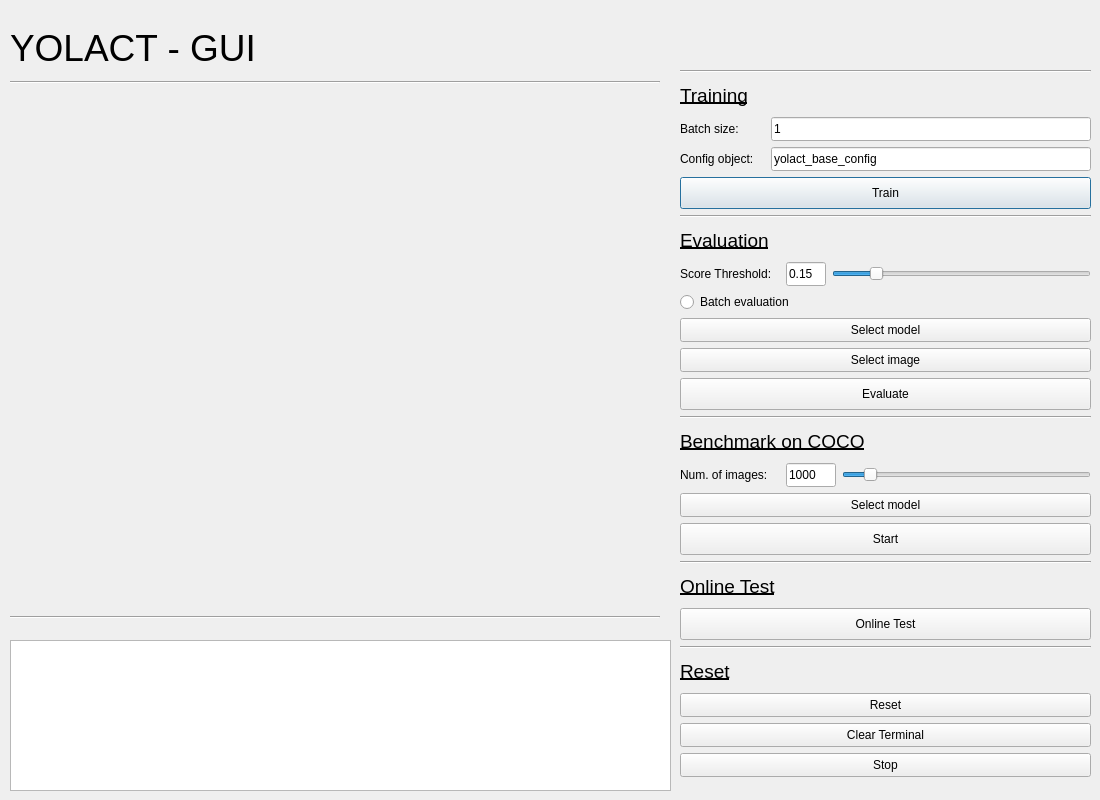
Before: the Qt Designer form gui.ui in jiancong0204/yolact-gui, drawn with Qt 5.
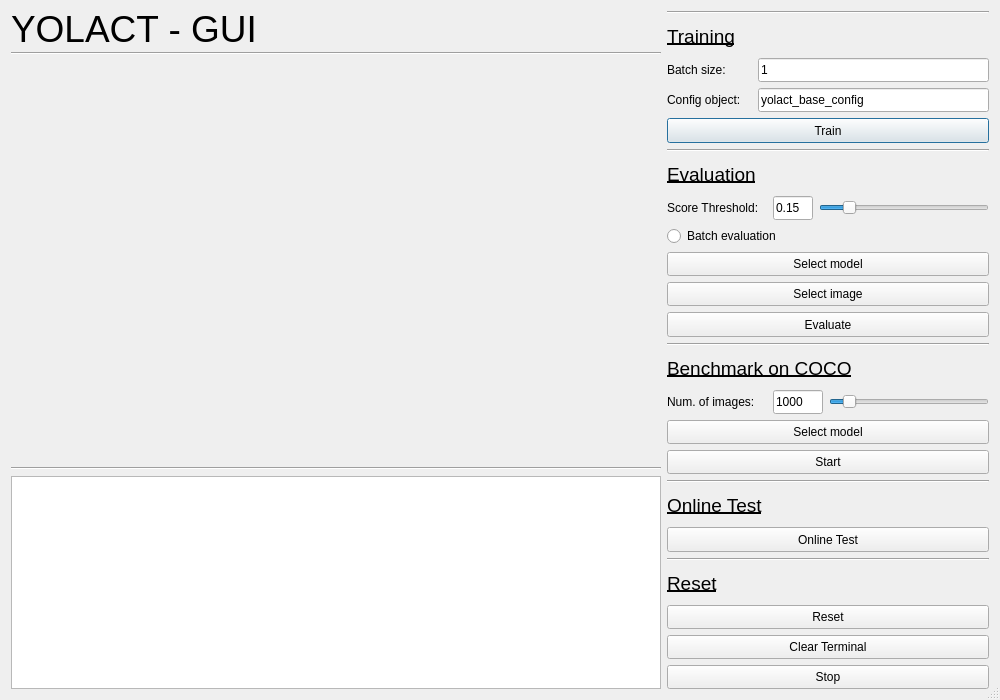
After: the same form once the commit is applied.

Commit message: Add maximize and minimize button

```diff
--- a/gui.ui
+++ b/gui.ui
@@ -6,40 +6,154 @@
    <rect>
     <x>0</x>
     <y>0</y>
-    <width>1100</width>
-    <height>800</height>
+    <width>1000</width>
+    <height>700</height>
    </rect>
   </property>
   <property name="sizePolicy">
-   <sizepolicy hsizetype="Fixed" vsizetype="Fixed">
+   <sizepolicy hsizetype="Expanding" vsizetype="Expanding">
     <horstretch>0</horstretch>
     <verstretch>0</verstretch>
    </sizepolicy>
   </property>
   <property name="minimumSize">
    <size>
-    <width>1100</width>
-    <height>800</height>
+    <width>1000</width>
+    <height>700</height>
    </size>
   </property>
   <property name="maximumSize">
    <size>
-    <width>1100</width>
-    <height>800</height>
+    <width>100000</width>
+    <height>100000</height>
    </size>
   </property>
   <property name="windowTitle">
    <string>Dialog</string>
   </property>
-  <widget class="QWidget" name="verticalLayoutWidget">
-   <property name="geometry">
-    <rect>
-     <x>680</x>
-     <y>70</y>
-     <width>411</width>
-     <height>718</height>
-    </rect>
-   </property>
+  <property name="sizeGripEnabled">
+   <bool>true</bool>
+  </property>
+  <layout class="QGridLayout" name="gridLayout">
+   <property name="sizeConstraint">
+    <enum>QLayout::SetMinAndMaxSize</enum>
+   </property>
+   <item row="0" column="0">
+    <layout class="QGridLayout" name="gridLayout_2">
+     <property name="sizeConstraint">
+      <enum>QLayout::SetMinAndMaxSize</enum>
+     </property>
+     <item row="0" column="0">
+      <layout class="QVBoxLayout" name="verticalLayout_4">
+       <property name="sizeConstraint">
+        <enum>QLayout::SetMaximumSize</enum>
+       </property>
+       <item>
+        <widget class="QLabel" name="window_title">
+         <property name="minimumSize">
+          <size>
+           <width>600</width>
+           <height>35</height>
+          </size>
+         </property>
+         <property name="maximumSize">
+          <size>
+           <width>600</width>
+           <height>35</height>
+          </size>
+         </property>
+         <property name="font">
+          <font>
+           <pointsize>28</pointsize>
+          </font>
+         </property>
+         <property name="text">
+          <string>YOLACT - GUI</string>
+         </property>
+        </widget>
+       </item>
+       <item>
+        <widget class="Line" name="line_5">
+         <property name="minimumSize">
+          <size>
+           <width>650</width>
+           <height>0</height>
+          </size>
+         </property>
+         <property name="maximumSize">
+          <size>
+           <width>2000</width>
+           <height>16777215</height>
+          </size>
+         </property>
+         <property name="orientation">
+          <enum>Qt::Horizontal</enum>
+         </property>
+        </widget>
+       </item>
+       <item>
+        <widget class="QLabel" name="display">
+         <property name="sizePolicy">
+          <sizepolicy hsizetype="Preferred" vsizetype="Expanding">
+           <horstretch>0</horstretch>
+           <verstretch>0</verstretch>
+          </sizepolicy>
+         </property>
+         <property name="minimumSize">
+          <size>
+           <width>600</width>
+           <height>400</height>
+          </size>
+         </property>
+         <property name="maximumSize">
+          <size>
+           <width>2000</width>
+           <height>500</height>
+          </size>
+         </property>
+         <property name="text">
+          <string/>
+         </property>
+        </widget>
+       </item>
+       <item>
+        <widget class="Line" name="line_6">
+         <property name="minimumSize">
+          <size>
+           <width>650</width>
+           <height>0</height>
+          </size>
+         </property>
+         <property name="maximumSize">
+          <size>
+           <width>2000</width>
+           <height>16777215</height>
+          </size>
+         </property>
+         <property name="orientation">
+          <enum>Qt::Horizontal</enum>
+         </property>
+        </widget>
+       </item>
+       <item>
+        <widget class="QTextBrowser" name="textBrowser_terminal">
+         <property name="minimumSize">
+          <size>
+           <width>650</width>
+           <height>120</height>
+          </size>
+         </property>
+         <property name="maximumSize">
+          <size>
+           <width>2000</width>
+           <height>600</height>
+          </size>
+         </property>
+        </widget>
+       </item>
+      </layout>
+     </item>
+     <item row="0" column="1">
    <layout class="QVBoxLayout" name="verticalLayout_mainMenu">
     <property name="sizeConstraint">
      <enum>QLayout::SetDefaultConstraint</enum>
@@ -64,7 +178,7 @@
       </property>
       <property name="maximumSize">
        <size>
-        <width>2000</width>
+           <width>400</width>
         <height>32</height>
        </size>
       </property>
@@ -81,8 +195,17 @@
     </item>
     <item>
      <layout class="QHBoxLayout" name="horizontalLayout_3">
+         <property name="sizeConstraint">
+          <enum>QLayout::SetMinimumSize</enum>
+         </property>
       <item>
        <widget class="QLabel" name="label_7">
+           <property name="sizePolicy">
+            <sizepolicy hsizetype="Fixed" vsizetype="Preferred">
+             <horstretch>0</horstretch>
+             <verstretch>0</verstretch>
+            </sizepolicy>
+           </property>
         <property name="minimumSize">
          <size>
           <width>85</width>
@@ -102,6 +225,12 @@
       </item>
       <item>
        <widget class="QLineEdit" name="lineEdit_batchSize">
+           <property name="sizePolicy">
+            <sizepolicy hsizetype="Fixed" vsizetype="Fixed">
+             <horstretch>0</horstretch>
+             <verstretch>0</verstretch>
+            </sizepolicy>
+           </property>
         <property name="minimumSize">
          <size>
           <width>30</width>
@@ -110,7 +239,7 @@
         </property>
         <property name="maximumSize">
          <size>
-          <width>3000</width>
+             <width>310</width>
           <height>24</height>
          </size>
         </property>
@@ -123,6 +252,9 @@
     </item>
     <item>
      <layout class="QHBoxLayout" name="horizontalLayout_4">
+         <property name="sizeConstraint">
+          <enum>QLayout::SetMinimumSize</enum>
+         </property>
       <item>
        <widget class="QLabel" name="label_9">
         <property name="minimumSize">
@@ -144,6 +276,12 @@
       </item>
       <item>
        <widget class="QLineEdit" name="lineEdit_trainConfig">
+           <property name="sizePolicy">
+            <sizepolicy hsizetype="Preferred" vsizetype="Fixed">
+             <horstretch>0</horstretch>
+             <verstretch>0</verstretch>
+            </sizepolicy>
+           </property>
         <property name="minimumSize">
          <size>
           <width>30</width>
@@ -152,7 +290,7 @@
         </property>
         <property name="maximumSize">
          <size>
-          <width>3000</width>
+             <width>310</width>
           <height>24</height>
          </size>
         </property>
@@ -174,12 +312,12 @@
       <property name="minimumSize">
        <size>
         <width>200</width>
-        <height>32</height>
+           <height>24</height>
        </size>
       </property>
       <property name="maximumSize">
        <size>
-        <width>2000</width>
+           <width>400</width>
         <height>32</height>
        </size>
       </property>
@@ -208,7 +346,7 @@
       </property>
       <property name="maximumSize">
        <size>
-        <width>2000</width>
+           <width>400</width>
         <height>32</height>
        </size>
       </property>
@@ -225,6 +363,9 @@
     </item>
     <item>
      <layout class="QHBoxLayout" name="horizontalLayout">
+         <property name="sizeConstraint">
+          <enum>QLayout::SetMinimumSize</enum>
+         </property>
       <item>
        <widget class="QLabel" name="label_6">
         <property name="minimumSize">
@@ -276,7 +417,7 @@
         </property>
         <property name="maximumSize">
          <size>
-          <width>300</width>
+             <width>200</width>
           <height>24</height>
          </size>
         </property>
@@ -295,6 +436,12 @@
     </item>
     <item>
      <widget class="QRadioButton" name="radioButton_batchEvaluation">
+         <property name="maximumSize">
+          <size>
+           <width>400</width>
+           <height>16777215</height>
+          </size>
+         </property>
       <property name="text">
        <string>Batch evaluation</string>
       </property>
@@ -310,7 +457,7 @@
       </property>
       <property name="maximumSize">
        <size>
-        <width>2000</width>
+           <width>400</width>
         <height>24</height>
        </size>
       </property>
@@ -329,7 +476,7 @@
       </property>
       <property name="maximumSize">
        <size>
-        <width>2000</width>
+           <width>400</width>
         <height>24</height>
        </size>
       </property>
@@ -343,12 +490,12 @@
       <property name="minimumSize">
        <size>
         <width>200</width>
-        <height>32</height>
+           <height>24</height>
        </size>
       </property>
       <property name="maximumSize">
        <size>
-        <width>20000</width>
+           <width>400</width>
         <height>32</height>
        </size>
       </property>
@@ -374,7 +521,7 @@
       </property>
       <property name="maximumSize">
        <size>
-        <width>2000</width>
+           <width>400</width>
         <height>32</height>
        </size>
       </property>
@@ -391,6 +538,9 @@
     </item>
     <item>
      <layout class="QHBoxLayout" name="horizontalLayout_2">
+         <property name="sizeConstraint">
+          <enum>QLayout::SetMinimumSize</enum>
+         </property>
       <item>
        <widget class="QLabel" name="label_8">
         <property name="minimumSize">
@@ -442,7 +592,7 @@
         </property>
         <property name="maximumSize">
          <size>
-          <width>300</width>
+             <width>200</width>
           <height>24</height>
          </size>
         </property>
@@ -472,7 +622,7 @@
       </property>
       <property name="maximumSize">
        <size>
-        <width>2000</width>
+           <width>400</width>
         <height>24</height>
        </size>
       </property>
@@ -486,12 +636,12 @@
       <property name="minimumSize">
        <size>
         <width>200</width>
-        <height>32</height>
+           <height>24</height>
        </size>
       </property>
       <property name="maximumSize">
        <size>
-        <width>2000</width>
+           <width>400</width>
         <height>32</height>
        </size>
       </property>
@@ -517,7 +667,7 @@
       </property>
       <property name="maximumSize">
        <size>
-        <width>2000</width>
+           <width>400</width>
         <height>32</height>
        </size>
       </property>
@@ -537,12 +687,12 @@
       <property name="minimumSize">
        <size>
         <width>200</width>
-        <height>32</height>
+           <height>24</height>
        </size>
       </property>
       <property name="maximumSize">
        <size>
-        <width>2000</width>
+           <width>400</width>
         <height>32</height>
        </size>
       </property>
@@ -568,7 +718,7 @@
       </property>
       <property name="maximumSize">
        <size>
-        <width>2000</width>
+           <width>400</width>
         <height>32</height>
        </size>
       </property>
@@ -593,7 +743,7 @@
       </property>
       <property name="maximumSize">
        <size>
-        <width>2000</width>
+           <width>400</width>
         <height>24</height>
        </size>
       </property>
@@ -610,6 +760,12 @@
         <height>24</height>
        </size>
       </property>
+         <property name="maximumSize">
+          <size>
+           <width>400</width>
+           <height>24</height>
+          </size>
+         </property>
       <property name="sizeIncrement">
        <size>
         <width>0</width>
@@ -629,6 +785,12 @@
         <height>24</height>
        </size>
       </property>
+         <property name="maximumSize">
+          <size>
+           <width>400</width>
+           <height>24</height>
+          </size>
+         </property>
       <property name="sizeIncrement">
        <size>
         <width>0</width>
@@ -647,122 +809,10 @@
      </widget>
     </item>
    </layout>
-  </widget>
-  <widget class="QWidget" name="verticalLayoutWidget_2">
-   <property name="geometry">
-    <rect>
-     <x>10</x>
-     <y>20</y>
-     <width>661</width>
-     <height>611</height>
-    </rect>
-   </property>
-   <layout class="QVBoxLayout" name="verticalLayout_4">
-    <item>
-     <widget class="QLabel" name="window_title">
-      <property name="minimumSize">
-       <size>
-        <width>600</width>
-        <height>35</height>
-       </size>
-      </property>
-      <property name="maximumSize">
-       <size>
-        <width>600</width>
-        <height>35</height>
-       </size>
-      </property>
-      <property name="font">
-       <font>
-        <pointsize>28</pointsize>
-       </font>
-      </property>
-      <property name="text">
-       <string>YOLACT - GUI</string>
-      </property>
-     </widget>
-    </item>
-    <item>
-     <widget class="Line" name="line_5">
-      <property name="minimumSize">
-       <size>
-        <width>650</width>
-        <height>0</height>
-       </size>
-      </property>
-      <property name="maximumSize">
-       <size>
-        <width>650</width>
-        <height>16777215</height>
-       </size>
-      </property>
-      <property name="orientation">
-       <enum>Qt::Horizontal</enum>
-      </property>
-     </widget>
-    </item>
-    <item>
-     <widget class="QLabel" name="display">
-      <property name="minimumSize">
-       <size>
-        <width>600</width>
-        <height>500</height>
-       </size>
-      </property>
-      <property name="maximumSize">
-       <size>
-        <width>600</width>
-        <height>500</height>
-       </size>
-      </property>
-      <property name="text">
-       <string/>
-      </property>
-     </widget>
-    </item>
-    <item>
-     <widget class="Line" name="line_6">
-      <property name="minimumSize">
-       <size>
-        <width>650</width>
-        <height>0</height>
-       </size>
-      </property>
-      <property name="maximumSize">
-       <size>
-        <width>650</width>
-        <height>16777215</height>
-       </size>
-      </property>
-      <property name="orientation">
-       <enum>Qt::Horizontal</enum>
-      </property>
-     </widget>
-    </item>
-   </layout>
-  </widget>
-  <widget class="QTextBrowser" name="textBrowser_terminal">
-   <property name="geometry">
-    <rect>
-     <x>10</x>
-     <y>640</y>
-     <width>661</width>
-     <height>151</height>
-    </rect>
-   </property>
-   <property name="minimumSize">
-    <size>
-     <width>600</width>
-     <height>120</height>
-    </size>
-   </property>
-   <property name="maximumSize">
-    <size>
-     <width>160000</width>
-     <height>600</height>
-    </size>
-   </property>
-  </widget>
+     </item>
+    </layout>
+   </item>
+  </layout>
  </widget>
  <resources/>
  <connections/>
```
Left out of the diff: 6 changed lines with no effect on the pictures. Lines whose indentation alone changed are shown as unchanged. The commit also changes 2 other files.
